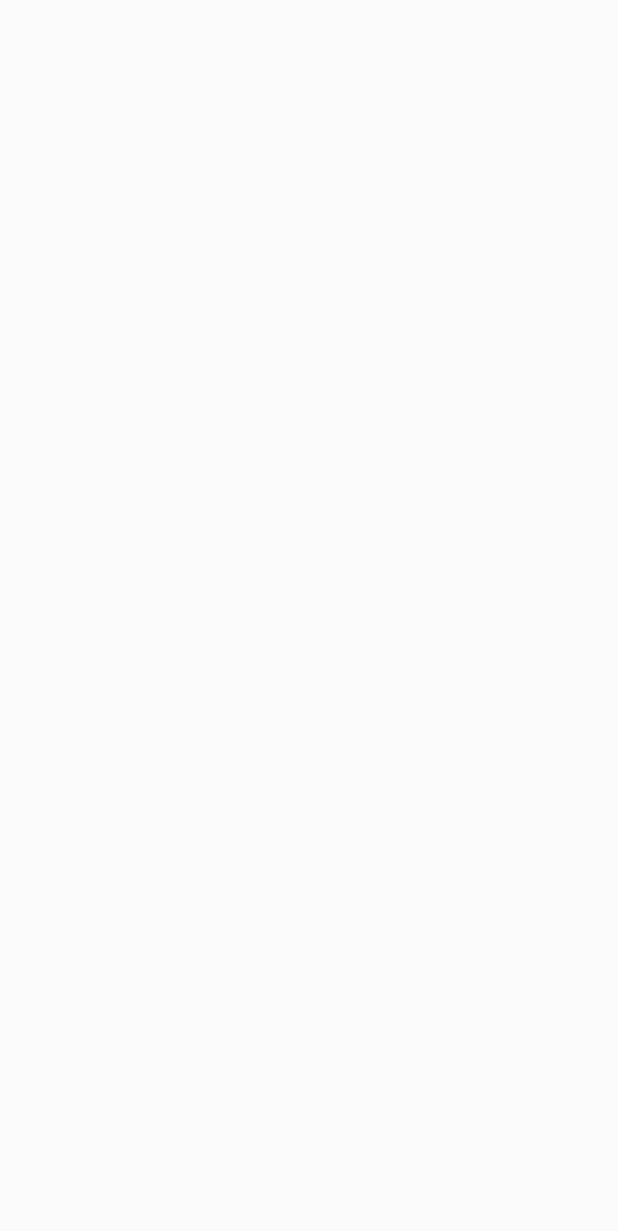
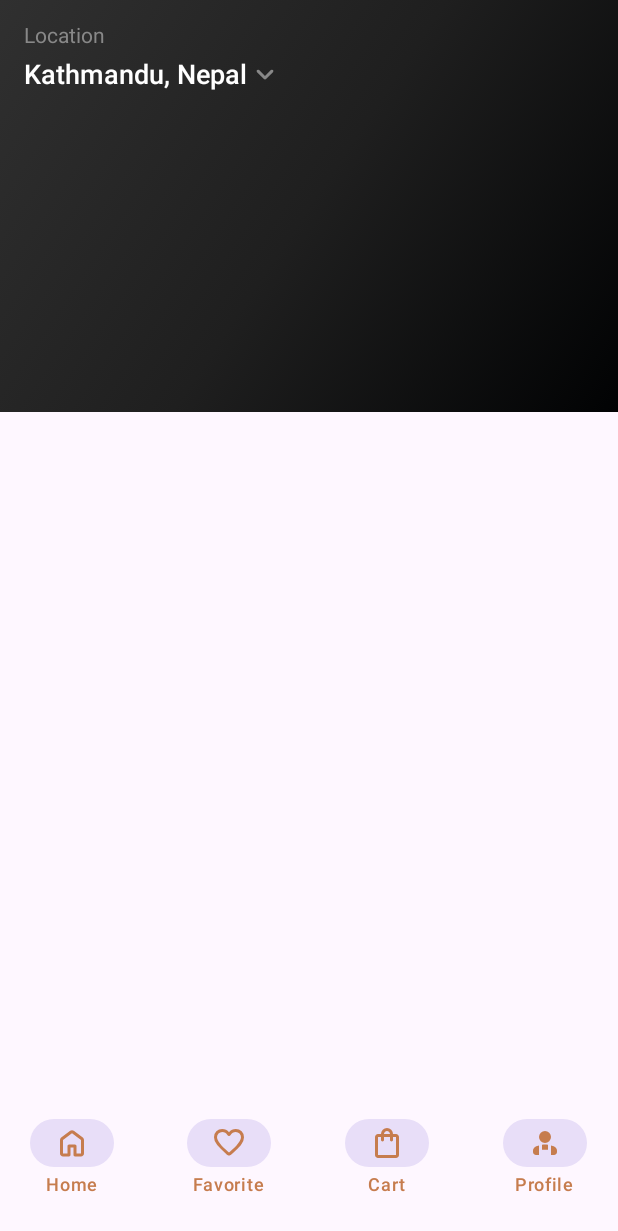
Before and after one commit to Aakashraz/MyCoffeeApp, an Android app built with Jetpack Compose: the screen it shows after launch (MainActivity), on a phone screen of 412 x 824 dp. Before the commit the part shown is empty. Shown: the top 1231 px of the screen. Run offline under Robolectric (Android 15) with nearby library versions, the phone set to English and light mode, and no system bars.

Commit message:
HomeScreen composable added

```diff
--- a/app/src/main/java/com/example/mycoffeeapp/MainActivity.kt
+++ b/app/src/main/java/com/example/mycoffeeapp/MainActivity.kt
@@ -4,6 +4,7 @@ import android.os.Bundle
 import androidx.activity.ComponentActivity
 import androidx.activity.compose.setContent
 import androidx.activity.enableEdgeToEdge
+import com.example.mycoffeeapp.screens.homescreen.HomeScreen
 import com.example.mycoffeeapp.ui.theme.MyCoffeeAppTheme
 
 class MainActivity : ComponentActivity() {
@@ -11,10 +12,7 @@ class MainActivity : ComponentActivity() {
         super.onCreate(savedInstanceState)
         enableEdgeToEdge()
         setContent {
-            MyCoffeeAppTheme {
-
-
-                }
+            HomeScreen()
             }
         }
     }
--- /dev/null
+++ b/app/src/main/java/com/example/mycoffeeapp/screens/homescreen/HomeScreen.kt
@@ -0,0 +1,85 @@
+package com.example.mycoffeeapp.screens.homescreen
+
+import androidx.compose.foundation.background
+import androidx.compose.foundation.layout.Box
+import androidx.compose.foundation.layout.Column
+import androidx.compose.foundation.layout.Row
+import androidx.compose.foundation.layout.Spacer
+import androidx.compose.foundation.layout.fillMaxHeight
+import androidx.compose.foundation.layout.fillMaxSize
+import androidx.compose.foundation.layout.fillMaxWidth
+import androidx.compose.foundation.layout.height
+import androidx.compose.foundation.layout.padding
+import androidx.compose.material3.Icon
+import androidx.compose.material3.Scaffold
+import androidx.compose.material3.Text
+import androidx.compose.runtime.Composable
+import androidx.compose.ui.Alignment
+import androidx.compose.ui.Modifier
+import androidx.compose.ui.graphics.Brush
+import androidx.compose.ui.graphics.Color
+import androidx.compose.ui.res.painterResource
+import androidx.compose.ui.text.font.FontWeight
+import androidx.compose.ui.tooling.preview.Preview
+import androidx.compose.ui.unit.dp
+import androidx.compose.ui.unit.sp
+import com.example.mycoffeeapp.R
+import com.example.mycoffeeapp.screens.ui_components.MyBottomNavBar
+
+
+@Preview(showBackground = true, showSystemUi = true,
+    device = "spec:width=411dp,height=891dp")
+@Composable
+fun HomeScreen() {
+    val location = "Kathmandu, Nepal"
+
+    Scaffold(
+        bottomBar = { MyBottomNavBar() }
+    ) { innerPadding ->
+
+        Box(
+            modifier = Modifier
+                .fillMaxWidth()
+                .fillMaxHeight(1f / 3f)
+                .background(
+                    brush = Brush.linearGradient(
+                        colors = listOf(
+                            Color(0xFF303030),
+                            Color(0xFF1F1F1F),
+                            Color(0xFF010203)
+                        )
+                    )
+                )
+        )
+
+        Column(
+            modifier = Modifier
+                .fillMaxSize()
+                .padding(16.dp)
+                .padding(innerPadding)
+        ) {
+            Text(
+                text = "Location",
+                color = Color.Gray,
+                fontSize = 14.sp
+            )
+
+            Spacer(modifier = Modifier.height(6.dp))
+            Row(
+                verticalAlignment = Alignment.CenterVertically
+            ) {
+                Text(
+                    text = location,
+                    color = Color.White,
+                    fontWeight = FontWeight.SemiBold,
+                    fontSize = 18.sp
+                )
+                Icon(
+                    painter = painterResource(id = R.drawable.ic_keyboard_arrow_down_rounded_24dp),
+                    contentDescription = "Change Location",
+                    tint = Color.Gray
+                )
+            }
+        }
+    }
+}
--- /dev/null
+++ b/app/src/main/java/com/example/mycoffeeapp/screens/homescreen/MySearchBar.kt
@@ -0,0 +1 @@
+package com.example.mycoffeeapp.screens.homescreen
--- a/app/src/main/java/com/example/mycoffeeapp/screens/ui_components/MyBottomNavBar.kt
+++ b/app/src/main/java/com/example/mycoffeeapp/screens/ui_components/MyBottomNavBar.kt
@@ -14,11 +14,12 @@ import androidx.compose.ui.res.painterResource
 import androidx.compose.ui.tooling.preview.Preview
 import androidx.compose.ui.unit.dp
 import com.example.mycoffeeapp.R
+import com.example.mycoffeeapp.ui.theme.LightBrown
 
 
 @Preview(showBackground = true, device = "spec:width=411dp,height=891dp")
 @Composable
-fun MyNavBar() {
+fun MyBottomNavBar() {
 
     // Bottom Navigation Bar
     val navItems = listOf(
@@ -45,8 +46,8 @@ fun MyNavBar() {
                 selected = true,
                 alwaysShowLabel = false,
                 colors = NavigationBarItemDefaults.colors(
-                    selectedIconColor = MaterialTheme.colorScheme.primary,
-                    selectedTextColor = MaterialTheme.colorScheme.primary,
+                    selectedIconColor = LightBrown,
+                    selectedTextColor = LightBrown,
                     unselectedIconColor = MaterialTheme.colorScheme.onSurfaceVariant,
                     unselectedTextColor = MaterialTheme.colorScheme.onSurfaceVariant,
                     indicatorColor = MaterialTheme.colorScheme.secondaryContainer
--- /dev/null
+++ b/app/src/main/res/drawable/ic_keyboard_arrow_down_rounded_24dp.xml
@@ -0,0 +1,10 @@
+<vector xmlns:android="http://schemas.android.com/apk/res/android"
+    android:width="24dp"
+    android:height="24dp"
+    android:viewportWidth="960"
+    android:viewportHeight="960"
+    android:tint="?android:colorControlNormal">
+  <path
+      android:fillColor="@android:color/white"
+      android:pathData="M465,596.5Q458,594 452,588L268,404Q257,393 257,376Q257,359 268,348Q279,337 296,337Q313,337 324,348L480,504L636,348Q647,337 664,337Q681,337 692,348Q703,359 703,376Q703,393 692,404L508,588Q502,594 495,596.5Q488,599 480,599Q472,599 465,596.5Z"/>
+</vector>
```
